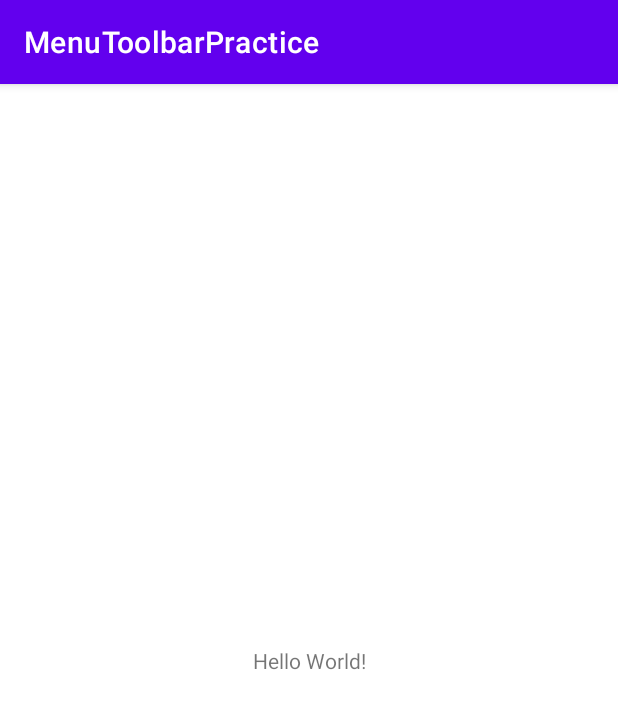
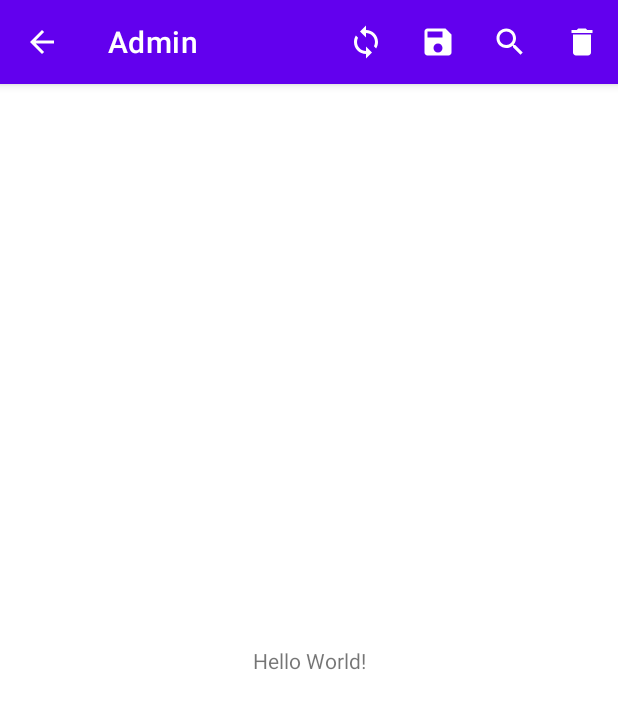
Before and after one commit to ivanrogozhkin/MenuToolbarPractice, an Android app: the screen it shows after launch (MainActivity), on a phone screen of 412 x 824 dp. Shown: the top 709 px of the screen. Run offline under Robolectric (Android 15) with nearby library versions, the phone set to English and light mode, and no system bars.

Commit message:
Update code

```diff
--- a/app/src/main/java/com/xsavzh/menutoolbarpractice/MainActivity.kt
+++ b/app/src/main/java/com/xsavzh/menutoolbarpractice/MainActivity.kt
@@ -2,10 +2,43 @@ package com.xsavzh.menutoolbarpractice
 
 import androidx.appcompat.app.AppCompatActivity
 import android.os.Bundle
+import android.view.Menu
+import android.view.MenuItem
+import android.widget.Toast
 
 class MainActivity : AppCompatActivity() {
     override fun onCreate(savedInstanceState: Bundle?) {
         super.onCreate(savedInstanceState)
         setContentView(R.layout.activity_main)
+        supportActionBar?.setDisplayHomeAsUpEnabled(true)
+        supportActionBar?.title = "Admin"
+    }
+
+    override fun onCreateOptionsMenu(menu: Menu?): Boolean {
+        menuInflater.inflate(R.menu.main_menu, menu)
+        return true
+    }
+
+    override fun onOptionsItemSelected(item: MenuItem): Boolean {
+        when (item.itemId) {
+            android.R.id.home -> finish()
+
+            R.id.sync -> {
+                Toast.makeText(this, "Sync", Toast.LENGTH_SHORT).show()
+            }
+
+            R.id.save -> {
+                Toast.makeText(this, "Save", Toast.LENGTH_SHORT).show()
+            }
+
+            R.id.delete -> {
+                Toast.makeText(this, "Delete", Toast.LENGTH_SHORT).show()
+            }
+
+            R.id.search -> {
+                Toast.makeText(this, "Search", Toast.LENGTH_SHORT).show()
+            }
+        }
+        return true
     }
 }
--- /dev/null
+++ b/app/src/main/res/drawable/ic_delete.xml
@@ -0,0 +1,5 @@
+<vector android:height="24dp" android:tint="#FFFFFF"
+    android:viewportHeight="24" android:viewportWidth="24"
+    android:width="24dp" xmlns:android="http://schemas.android.com/apk/res/android">
+    <path android:fillColor="@android:color/white" android:pathData="M6,19c0,1.1 0.9,2 2,2h8c1.1,0 2,-0.9 2,-2V7H6v12zM19,4h-3.5l-1,-1h-5l-1,1H5v2h14V4z"/>
+</vector>
--- /dev/null
+++ b/app/src/main/res/drawable/ic_save.xml
@@ -0,0 +1,5 @@
+<vector android:height="24dp" android:tint="#FFFFFF"
+    android:viewportHeight="24" android:viewportWidth="24"
+    android:width="24dp" xmlns:android="http://schemas.android.com/apk/res/android">
+    <path android:fillColor="@android:color/white" android:pathData="M17,3L5,3c-1.11,0 -2,0.9 -2,2v14c0,1.1 0.89,2 2,2h14c1.1,0 2,-0.9 2,-2L21,7l-4,-4zM12,19c-1.66,0 -3,-1.34 -3,-3s1.34,-3 3,-3 3,1.34 3,3 -1.34,3 -3,3zM15,9L5,9L5,5h10v4z"/>
+</vector>
--- /dev/null
+++ b/app/src/main/res/drawable/ic_search.xml
@@ -0,0 +1,5 @@
+<vector android:height="24dp" android:tint="#FFFFFF"
+    android:viewportHeight="24" android:viewportWidth="24"
+    android:width="24dp" xmlns:android="http://schemas.android.com/apk/res/android">
+    <path android:fillColor="@android:color/white" android:pathData="M15.5,14h-0.79l-0.28,-0.27C15.41,12.59 16,11.11 16,9.5 16,5.91 13.09,3 9.5,3S3,5.91 3,9.5 5.91,16 9.5,16c1.61,0 3.09,-0.59 4.23,-1.57l0.27,0.28v0.79l5,4.99L20.49,19l-4.99,-5zM9.5,14C7.01,14 5,11.99 5,9.5S7.01,5 9.5,5 14,7.01 14,9.5 11.99,14 9.5,14z"/>
+</vector>
--- /dev/null
+++ b/app/src/main/res/drawable/ic_sync.xml
@@ -0,0 +1,5 @@
+<vector android:height="24dp" android:tint="#FFFFFF"
+    android:viewportHeight="24" android:viewportWidth="24"
+    android:width="24dp" xmlns:android="http://schemas.android.com/apk/res/android">
+    <path android:fillColor="@android:color/white" android:pathData="M12,4L12,1L8,5l4,4L12,6c3.31,0 6,2.69 6,6 0,1.01 -0.25,1.97 -0.7,2.8l1.46,1.46C19.54,15.03 20,13.57 20,12c0,-4.42 -3.58,-8 -8,-8zM12,18c-3.31,0 -6,-2.69 -6,-6 0,-1.01 0.25,-1.97 0.7,-2.8L5.24,7.74C4.46,8.97 4,10.43 4,12c0,4.42 3.58,8 8,8v3l4,-4 -4,-4v3z"/>
+</vector>
--- /dev/null
+++ b/app/src/main/res/menu/main_menu.xml
@@ -0,0 +1,31 @@
+<?xml version="1.0" encoding="utf-8"?>
+<menu xmlns:android="http://schemas.android.com/apk/res/android"
+      xmlns:app="http://schemas.android.com/apk/res-auto">
+    <item
+        android:id="@+id/sync"
+        android:title="@string/sync"
+        android:icon="@drawable/ic_sync"
+        android:orderInCategory="1"
+        app:showAsAction="always" />
+
+    <item
+        android:id="@+id/save"
+        android:title="@string/save"
+        android:icon="@drawable/ic_save"
+        android:orderInCategory="2"
+        app:showAsAction="always" />
+
+    <item
+        android:id="@+id/search"
+        android:title="@string/search"
+        android:icon="@drawable/ic_search"
+        android:orderInCategory="3"
+        app:showAsAction="always" />
+
+    <item
+        android:id="@+id/delete"
+        android:title="@string/delete"
+        android:icon="@drawable/ic_delete"
+        android:orderInCategory="4"
+        app:showAsAction="always" />
+</menu>
--- a/app/src/main/res/values/strings.xml
+++ b/app/src/main/res/values/strings.xml
@@ -1,3 +1,7 @@
 <resources>
     <string name="app_name">MenuToolbarPractice</string>
+    <string name="sync">Sync</string>
+    <string name="save">Save</string>
+    <string name="search">Search</string>
+    <string name="delete">Delete</string>
 </resources>
```
